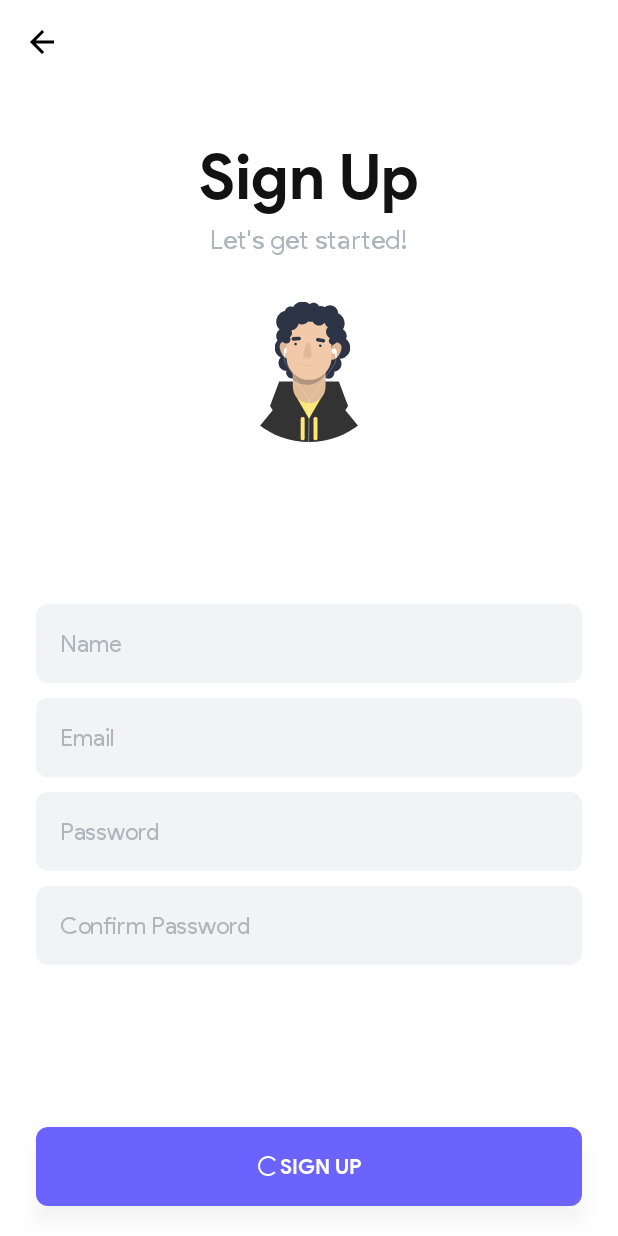
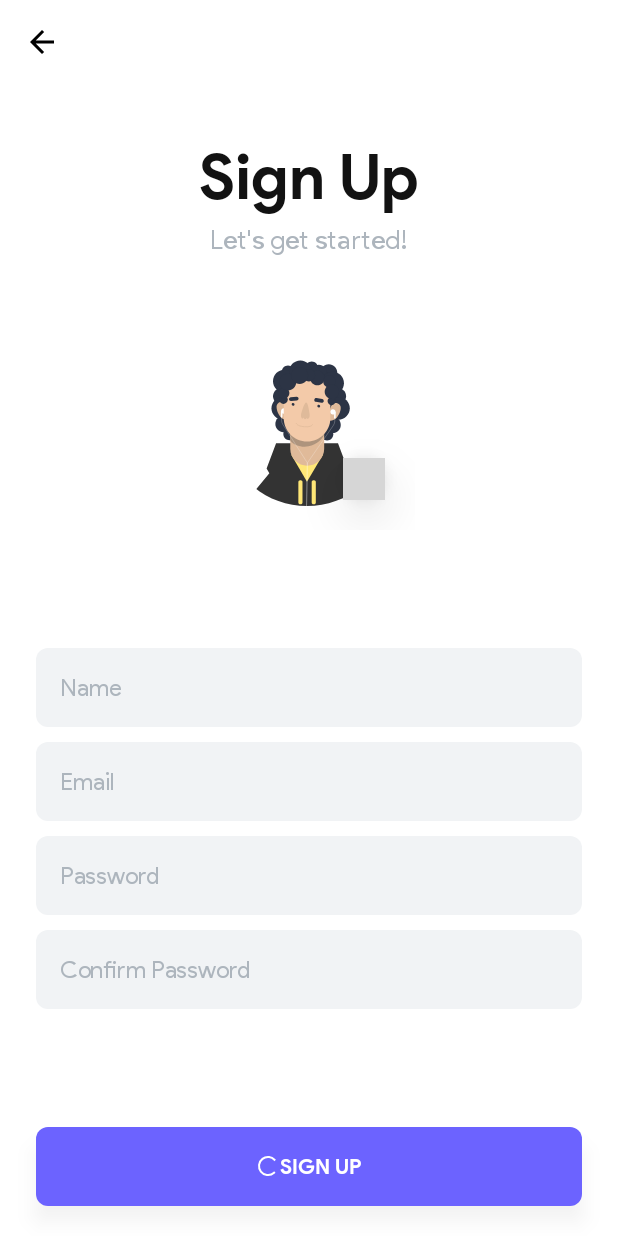
Before and after one commit to roian6/SunrinHack2020, an Android app: the RegisterActivity screen opened directly, with no data from a screen before it, on a phone screen of 412 x 824 dp. Run offline under Robolectric (Android 15) with nearby library versions, the phone set to English and light mode, and no system bars; our stand-ins replace CircleImageView, Firebase (no records; nobody signed in at launch, a user with empty details on screens opened directly), data binding; libraries missing offline, so code that uses them is left out: gun0912.tedimagepicker.builder, gun0912.tedkeyboardobserver; pictures from the network do not load; 1 statement that could not run was skipped; grey boxes are pictures that could not be loaded.

Commit message:
ADD profile image

```diff
--- a/app/build.gradle
+++ b/app/build.gradle
@@ -31,6 +31,10 @@ android {
 
 dependencies {
     implementation fileTree(dir: "libs", include: ["*.jar"])
+    implementation 'com.firebaseui:firebase-ui-storage:6.2.0'
+    implementation 'com.github.bumptech.glide:glide:4.11.0'
+    implementation 'gun0912.ted:tedimagepicker:1.0.12'
+    implementation 'com.google.firebase:firebase-storage:19.1.1'
     implementation 'gun0912.ted:tedpermission:2.2.3'
     implementation 'com.github.PhilJay:MPAndroidChart:v3.1.0'
     implementation "androidx.preference:preference:1.1.1"
--- a/app/src/main/AndroidManifest.xml
+++ b/app/src/main/AndroidManifest.xml
@@ -2,7 +2,12 @@
 <manifest xmlns:android="http://schemas.android.com/apk/res/android"
     package="com.david0926.sunrinhack2020">
 
+    <uses-permission android:name="android.permission.INTERNET" />
+    <uses-permission android:name="android.permission.READ_EXTERNAL_STORAGE" />
+    <uses-permission android:name="android.permission.WRITE_EXTERNAL_STORAGE" />
+
     <application
+        android:requestLegacyExternalStorage="true"
         android:allowBackup="false"
         android:icon="@mipmap/ic_launcher"
         android:label="@string/app_name"
--- a/app/src/main/java/com/david0926/sunrinhack2020/LoginActivity.java
+++ b/app/src/main/java/com/david0926/sunrinhack2020/LoginActivity.java
@@ -48,7 +48,6 @@ public class LoginActivity extends AppCompatActivity {
 
         if (FirebaseAuth.getInstance().getCurrentUser() != null && UserCache.getUser(this) != null)
             finishSignIn();
-
 
         //sign in button clicked
         binding.btnLoginSignin.setOnClickListener(view -> {
--- a/app/src/main/java/com/david0926/sunrinhack2020/fragment/MainFragment1.java
+++ b/app/src/main/java/com/david0926/sunrinhack2020/fragment/MainFragment1.java
@@ -13,6 +13,7 @@ import androidx.fragment.app.Fragment;
 
 import com.david0926.sunrinhack2020.R;
 import com.david0926.sunrinhack2020.databinding.FragmentMain1Binding;
+import com.david0926.sunrinhack2020.util.UserCache;
 
 import org.jetbrains.annotations.NotNull;
 
@@ -38,6 +39,7 @@ public class MainFragment1 extends Fragment {
     @Override
     public View onCreateView(@NonNull LayoutInflater inflater, @Nullable ViewGroup container, @Nullable Bundle savedInstanceState) {
         binding = DataBindingUtil.inflate(inflater, R.layout.fragment_main1, container, false);
+        binding.setUser(UserCache.getUser(mContext));
 
         return binding.getRoot();
     }
--- a/app/src/main/java/com/david0926/sunrinhack2020/fragment/MainFragment3.java
+++ b/app/src/main/java/com/david0926/sunrinhack2020/fragment/MainFragment3.java
@@ -21,6 +21,7 @@ import com.david0926.sunrinhack2020.databinding.FragmentMain3Binding;
 import com.david0926.sunrinhack2020.model.UserModel;
 import com.david0926.sunrinhack2020.util.UserCache;
 import com.google.firebase.auth.FirebaseAuth;
+import com.google.firebase.firestore.auth.User;
 
 import org.jetbrains.annotations.NotNull;
 
@@ -65,6 +66,7 @@ public class MainFragment3 extends Fragment {
         });
 
         binding.btnMain3Logout.setOnClickListener(view -> {
+            UserCache.clear(mContext);
             Activity activity = getActivity();
             if (activity == null) return;
             FirebaseAuth.getInstance().signOut();
--- a/app/src/main/java/com/david0926/sunrinhack2020/util/UserCache.java
+++ b/app/src/main/java/com/david0926/sunrinhack2020/util/UserCache.java
@@ -25,4 +25,8 @@ public class UserCache {
         Gson gson = new Gson();
         return gson.fromJson(getSharedPreferences(context).getString("user_json", ""), UserModel.class);
     }
+
+    public static void clear(Context context) {
+        SharedPreferenceUtil.putString(context,"user_json", null);
+    }
 }
--- a/app/src/main/res/layout/activity_register.xml
+++ b/app/src/main/res/layout/activity_register.xml
@@ -84,19 +84,55 @@
                     app:layout_constraintStart_toStartOf="parent"
                     app:layout_constraintTop_toBottomOf="@+id/textView" />
 
-                <com.airbnb.lottie.LottieAnimationView
-                    android:id="@+id/lottie_regi_profile"
-                    android:layout_width="108dp"
-                    android:layout_height="108dp"
-                    android:layout_marginStart="16dp"
-                    android:layout_marginTop="16dp"
-                    android:layout_marginEnd="16dp"
+                <RelativeLayout
+                    android:id="@+id/box_regi_profile"
+                    android:layout_width="144dp"
+                    android:layout_height="144dp"
+                    android:gravity="center"
+                    app:layout_constraintBottom_toBottomOf="parent"
                     app:layout_constraintEnd_toEndOf="parent"
+                    app:layout_constraintHorizontal_bias="0.494"
                     app:layout_constraintStart_toStartOf="parent"
                     app:layout_constraintTop_toBottomOf="@+id/textView2"
-                    app:lottie_autoPlay="true"
-                    app:lottie_loop="true"
-                    app:lottie_rawRes="@raw/profile" />
+                    app:layout_constraintVertical_bias="0.076">
+
+                    <ImageView
+                        android:id="@+id/img_regi_editprofile"
+                        android:layout_width="28dp"
+                        android:layout_height="28dp"
+                        android:layout_alignParentEnd="true"
+                        android:layout_alignParentBottom="true"
+                        android:layout_marginEnd="20dp"
+                        android:layout_marginBottom="20dp"
+                        android:background="@drawable/circle"
+                        android:backgroundTint="@color/colorPrimary"
+                        android:elevation="4dp"
+                        android:padding="4dp"
+                        android:src="@drawable/ic_edit_black_24dp"
+                        android:tint="@android:color/white"
+                        android:translationZ="16dp"
+                        android:contentDescription="Edit Profile" />
+
+                    <com.airbnb.lottie.LottieAnimationView
+                        android:id="@+id/lottie_regi_profile"
+                        android:layout_width="128dp"
+                        android:layout_height="128dp"
+                        android:layout_margin="16dp"
+                        android:elevation="8dp"
+                        app:layout_constraintVertical_bias="0.0"
+                        app:lottie_autoPlay="true"
+                        app:lottie_loop="true"
+                        app:lottie_rawRes="@raw/profile" />
+
+                    <de.hdodenhof.circleimageview.CircleImageView
+                        android:id="@+id/img_regi_profile"
+                        android:layout_width="128dp"
+                        android:layout_height="128dp"
+                        android:layout_margin="16dp"
+                        app:civ_border_color="@color/materialGray2"
+                        app:civ_border_width="0.5dp" />
+
+                </RelativeLayout>
 
                 <androidx.constraintlayout.widget.ConstraintLayout
                     android:layout_width="match_parent"
@@ -104,7 +140,7 @@
                     android:layout_marginTop="36dp"
                     android:layout_marginBottom="8dp"
                     app:layout_constraintBottom_toTopOf="@+id/txt_regi_error"
-                    app:layout_constraintTop_toBottomOf="@+id/lottie_regi_profile">
+                    app:layout_constraintTop_toBottomOf="@+id/box_regi_profile">
 
                     <EditText
                         android:id="@+id/edit_regi_name"
--- a/app/src/main/res/layout/fragment_main1.xml
+++ b/app/src/main/res/layout/fragment_main1.xml
@@ -23,6 +23,10 @@
         <variable
             name="time"
             type="String" />
+
+        <variable
+            name="user"
+            type="com.david0926.sunrinhack2020.model.UserModel" />
 
     </data>
 
@@ -144,6 +148,7 @@
                 app:layout_constraintTop_toTopOf="parent" />
 
             <ImageView
+                app:imageLink="@{user.profile}"
                 android:layout_width="96dp"
                 android:layout_height="96dp"
                 android:src="@drawable/ic_undraw_online_test"
```
Also changed, not shown: app/src/main/java/com/david0926/sunrinhack2020/RegisterActivity.java (+84 -6 lines), app/src/main/java/com/david0926/sunrinhack2020/model/UserModel.java (+11 -2 lines), app/src/main/java/com/david0926/sunrinhack2020/util/BindingOptions.java (+12 -0 lines).
